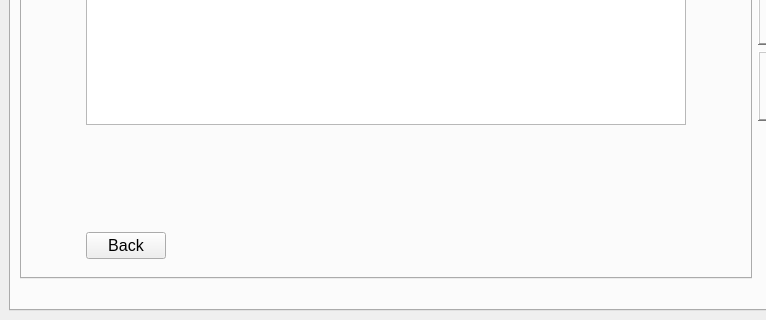
Above: src/main/python/qtguidesign.ui from marmarachain/marmara-connector before the change; both pictures show x 0 to 766 and y 448 to 768 of the 1024 by 768 pixel window. Below: the same form after it.
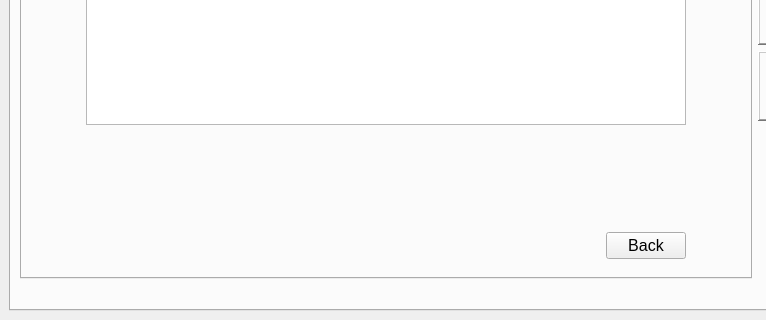
That is the form after the change. The open tabs and pages were chosen to show the change. Icons and pictures are not drawn.

Commit message: [add] back button moved to the right for UX

Diff of the .ui file:
```diff
--- a/src/main/python/qtguidesign.ui
+++ b/src/main/python/qtguidesign.ui
@@ -1998,13 +1998,6 @@
                <layout class="QGridLayout" name="gridLayout_40">
                 <item row="1" column="2">
                  <layout class="QHBoxLayout" name="privkey_backbutton_Layout">
-                  <item>
-                   <widget class="QPushButton" name="privatekeypage_back_button">
-                    <property name="text">
-                     <string>Back</string>
-                    </property>
-                   </widget>
-                  </item>
                   <item>
                    <spacer name="horizontalSpacer_29">
                     <property name="orientation">
@@ -2018,6 +2011,13 @@
                     </property>
                    </spacer>
                   </item>
+                  <item>
+                   <widget class="QPushButton" name="privatekeypage_back_button">
+                    <property name="text">
+                     <string>Back</string>
+                    </property>
+                   </widget>
+                  </item>
                  </layout>
                 </item>
                 <item row="0" column="0" rowspan="2">
```
Left out of the diff: 18 changed lines with no effect on the pictures.
